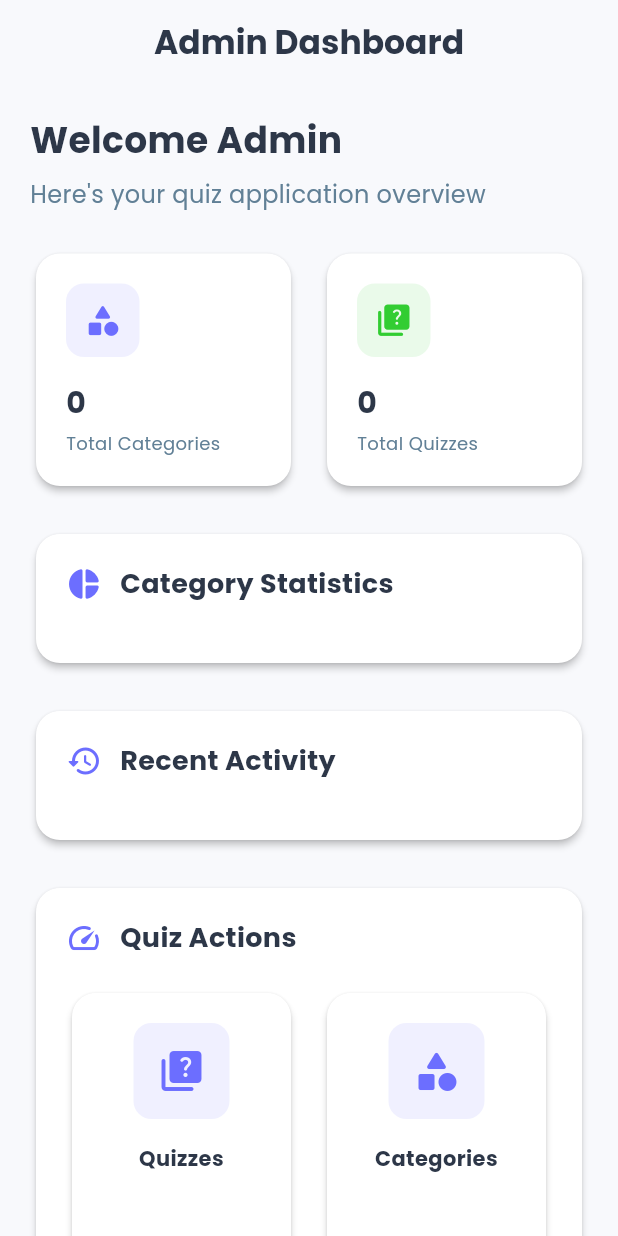
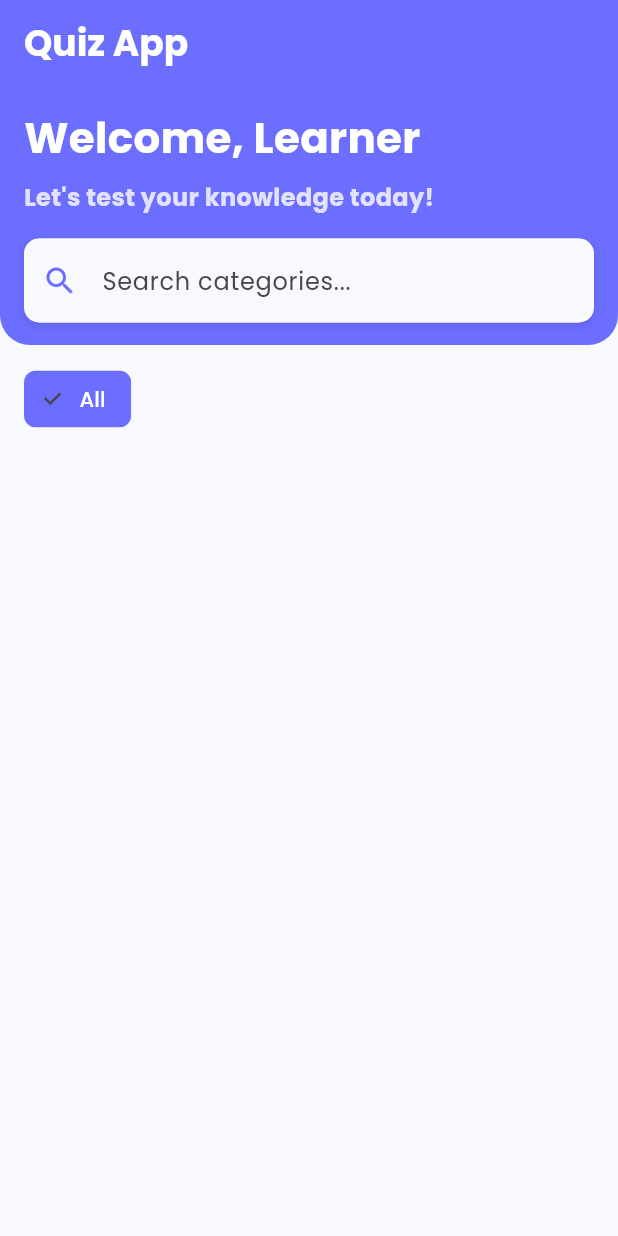
Before and after one commit to HND03/quiz_app, a Flutter app: the screen it shows after launch, on a phone screen of 412 x 824 dp. Run offline on Flutter 3.47's test engine with Material 3 defaults, Android fonts, the phone set to English and light mode, and no system bars; our stand-ins replace cloud_firestore, firebase_core, google_fonts; accounts and stored records are empty.

Commit message:
"Home_Screen interface(Welcome, search border, categories)"

```diff
--- a/lib/main.dart
+++ b/lib/main.dart
@@ -2,6 +2,7 @@ import 'package:flutter/material.dart';
 import 'package:firebase_core/firebase_core.dart';
 import 'package:quiz_app/theme/theme.dart';
 import 'package:quiz_app/view/admin/admin_home_screen.dart';
+import 'package:quiz_app/view/user/home_screen.dart';
 import 'firebase_options.dart';
 
 Future<void> main() async {
@@ -19,7 +20,7 @@ class MyApp extends StatelessWidget {
       debugShowCheckedModeBanner: false,
       title: "Quiz App",
       theme: AppTheme.theme,
-      home: AdminHomeScreen(),
+      home: HomeScreen(),
     );
   }
 }
--- /dev/null
+++ b/lib/view/user/home_screen.dart
@@ -0,0 +1,201 @@
+import 'package:cloud_firestore/cloud_firestore.dart';
+import 'package:flutter/material.dart';
+import 'package:quiz_app/model/category.dart';
+import 'package:quiz_app/theme/theme.dart';
+
+class HomeScreen extends StatefulWidget {
+  const HomeScreen({super.key});
+
+  @override
+  State<HomeScreen> createState() => _HomeScreenState();
+}
+
+class _HomeScreenState extends State<HomeScreen> {
+  final TextEditingController _searchController = TextEditingController();
+  List<Category> _allCategories = [];
+  List<Category> _filteredCategories = [];
+
+  List<String> _categoryFilters = ['All'];
+  String _selectedFilter = 'All';
+
+  @override
+  void initState() {
+    // TODO: implement initState
+    super.initState();
+    _fetchCategories();
+  }
+
+  Future<void> _fetchCategories() async {
+    final snapshot = await FirebaseFirestore.instance
+        .collection('categories')
+        .orderBy('createdAt', descending: true)
+        .get();
+    setState(() {
+      _allCategories = snapshot.docs
+          .map((doc) => Category.fromMap(doc.id, doc.data()))
+          .toList();
+      _categoryFilters =
+          ['All'] +
+          _allCategories.map((category) => category.name).toSet().toList();
+      _filteredCategories = _allCategories;
+    });
+  }
+
+  void _filterCategories(String query, {String? categoryFilter}) {
+    setState(() {
+      _filteredCategories = _allCategories.where((category) {
+        final matchesSearch =
+            category.name.toLowerCase().contains(query.toLowerCase()) ||
+            category.description.toLowerCase().contains(query.toLowerCase());
+        final matchesCategory =
+            categoryFilter == null ||
+            categoryFilter == 'All' ||
+            category.name.toLowerCase() == categoryFilter.toLowerCase();
+
+        return matchesSearch && matchesCategory;
+      }).toList();
+    });
+  }
+
+  @override
+  Widget build(BuildContext context) {
+    return Scaffold(
+      backgroundColor: AppTheme.backgroundColor,
+      body: CustomScrollView(
+        slivers: [
+          SliverAppBar(
+            expandedHeight: 230,
+            pinned: true,
+            floating: true,
+            centerTitle: false,
+            backgroundColor: AppTheme.primaryColor,
+            elevation: 0,
+            shape: RoundedRectangleBorder(
+              borderRadius: BorderRadius.only(
+                bottomLeft: Radius.circular(20),
+                bottomRight: Radius.circular(20),
+              ),
+            ),
+            title: Text(
+              "Quiz App",
+              style: TextStyle(
+                fontSize: 24,
+                fontWeight: FontWeight.bold,
+                color: Colors.white,
+              ),
+            ),
+            flexibleSpace: FlexibleSpaceBar(
+              background: SafeArea(
+                child: Column(
+                  children: [
+                    SizedBox(height: kToolbarHeight + 16),
+                    Padding(
+                      padding: EdgeInsets.symmetric(horizontal: 16),
+                      child: Column(
+                        crossAxisAlignment: CrossAxisAlignment.start,
+                        children: [
+                          Text(
+                            "Welcome, Learner",
+                            style: TextStyle(
+                              fontSize: 28,
+                              fontWeight: FontWeight.bold,
+                              color: Colors.white,
+                            ),
+                          ),
+                          SizedBox(height: 8),
+                          Text(
+                            "Let's test your knowledge today!",
+                            style: TextStyle(
+                              fontSize: 16,
+                              fontWeight: FontWeight.bold,
+                              color: Colors.white.withOpacity(0.8),
+                            ),
+                          ),
+                          SizedBox(height: 16),
+                          Container(
+                            decoration: BoxDecoration(
+                              borderRadius: BorderRadius.circular(10),
+                              color: Colors.white,
+                              boxShadow: [
+                                BoxShadow(
+                                  color: Colors.black.withOpacity(0.1),
+                                  blurRadius: 4,
+                                  offset: Offset(0, 2),
+                                ),
+                              ],
+                            ),
+                            child: TextField(
+                              controller: _searchController,
+                              onChanged: (value) => _filterCategories(value),
+                              decoration: InputDecoration(
+                                hintText: "Search categories...",
+                                prefixIcon: Icon(
+                                  Icons.search,
+                                  color: AppTheme.primaryColor,
+                                ),
+                                suffixIcon: _searchController.text.isNotEmpty
+                                    ? IconButton(
+                                        onPressed: () {
+                                          _searchController.clear();
+                                          _filterCategories('');
+                                        },
+                                        icon: Icon(Icons.clear),
+                                        color: AppTheme.primaryColor,
+                                      )
+                                    : null,
+                                border: InputBorder.none,
+                              ),
+                            ),
+                          ),
+                        ],
+                      ),
+                    ),
+                  ],
+                ),
+              ),
+              collapseMode: CollapseMode.pin,
+            ),
+          ),
+          SliverToBoxAdapter(
+            child: Container(
+              margin: EdgeInsets.all(16),
+              height: 40,
+              child: ListView.builder(
+                scrollDirection: Axis.horizontal,
+                itemCount: _categoryFilters.length,
+                itemBuilder: (context, index) {
+                  final filter = _categoryFilters[index];
+                  return Padding(
+                    padding: EdgeInsets.only(right: 8),
+                    child: ChoiceChip(
+                      label: Text(
+                        filter,
+                        style: TextStyle(
+                          color: _selectedFilter == filter
+                              ? Colors.white
+                              : AppTheme.textPrimaryColor,
+                        ),
+                      ),
+                      selected: _selectedFilter == filter,
+                      selectedColor: AppTheme.primaryColor,
+                      backgroundColor: Colors.white,
+                      onSelected: (bool selected) {
+                        setState(() {
+                          _selectedFilter = filter;
+                          _filterCategories(
+                            _searchController.text,
+                            categoryFilter: filter,
+                          );
+                        });
+                      },
+                    ),
+                  );
+                },
+              ),
+            ),
+          ),
+        ],
+      ),
+    );
+  }
+}
```
